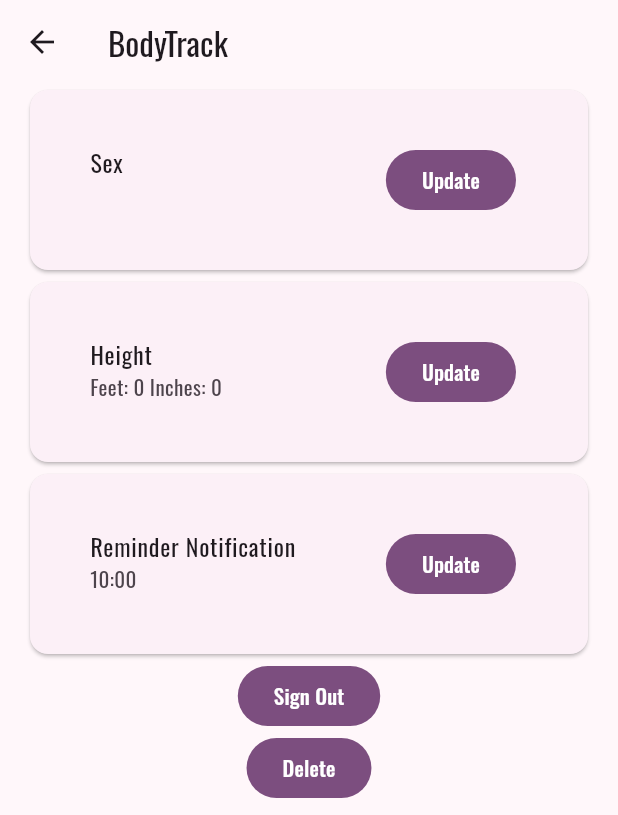
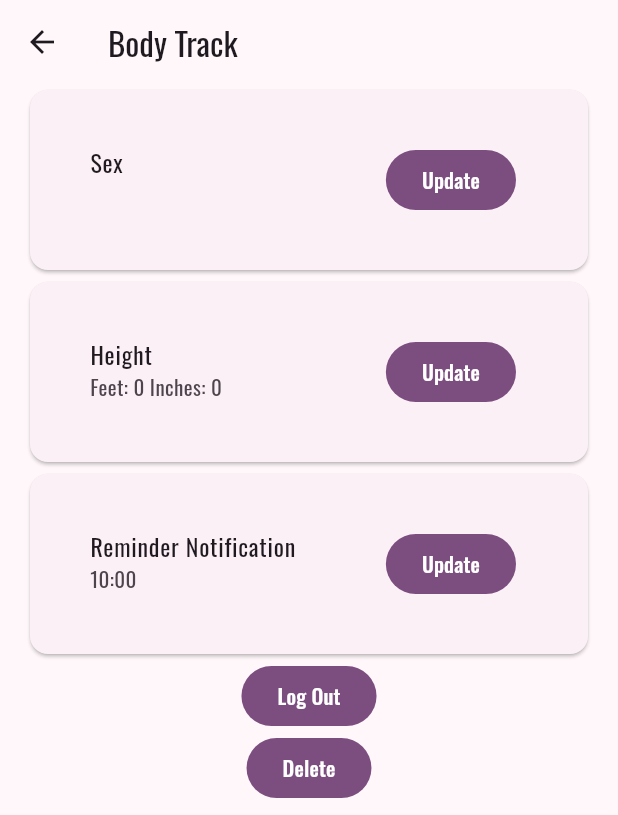
Before and after one commit to swsvindland/fitness-mobile, a Flutter app: the HomePage screen opened by its route, item 3 of the bottom bar chosen, on a phone screen of 412 x 824 dp. Shown: the top 815 px of the screen. Run offline on Flutter 3.47's test engine with Material 3 defaults, Android fonts, the phone set to English and light mode, and no system bars; our stand-ins replace cloud_firestore, community_charts_flutter, firebase_analytics, firebase_auth, firebase_core, firebase_crashlytics and 5 more; missing offline and left inert: os_detect; accounts and stored records are empty; generated files the repository leaves out were written again; network calls fail.

Commit message:
get body track localizations

```diff
--- a/apps/body_track/lib/l10n/app_en.arb
+++ b/apps/body_track/lib/l10n/app_en.arb
@@ -1,5 +1,5 @@
 {
-    "bodyTrack": "BodyTrack",
+    "bodyTrack": "Body Track",
     "male": "Male",
     "female": "Female",
     "height": "Height",
@@ -30,12 +30,15 @@
     "rightThigh": "Right Thigh",
     "leftCalf": "Left Calf",
     "rightCalf": "Right Calf",
-    "systolic": "Systolic",
-    "diastolic": "Diastolic",
     "goBack": "Go Back",
     "formInputError": "Please enter a measurement",
     "deleteAccount": "Delete Account",
     "deleteAccountConfirm": "This will delete your account and all user data forever. Are you sure?",
     "delete": "Delete",
-    "cancel": "Cancel"
+    "cancel": "Cancel",
+    "processingData": "Processing Data...",
+    "sex": "Sex",
+    "noWeightData": "Looks like you have no weigh ins. Click the plus icon to get started.",
+    "settings": "Settings",
+    "body": "Body"
 }
--- a/apps/body_track/lib/layouts/check_in.dart
+++ b/apps/body_track/lib/layouts/check_in.dart
@@ -1,6 +1,7 @@
 import 'package:body_track/widgets/body_measurements_form.dart';
 import 'package:flutter/material.dart';
 import 'package:utils/constants.dart';
+import 'package:flutter_gen/gen_l10n/app_localizations.dart';
 
 class CheckIn extends StatefulWidget {
   const CheckIn({super.key});
@@ -15,7 +16,7 @@ class _CheckInState extends State<CheckIn> {
     return Scaffold(
       appBar: AppBar(
         elevation: 0,
-        title: const Text("Check In"),
+        title: Text(AppLocalizations.of(context)!.checkIn),
         leading: IconButton(
           icon: const Icon(Icons.arrow_back),
           onPressed: () {
--- a/apps/body_track/lib/layouts/home.dart
+++ b/apps/body_track/lib/layouts/home.dart
@@ -5,6 +5,7 @@ import 'package:body_track/widgets/settings/settings.dart';
 import 'package:body_track/widgets/all.dart';
 import 'package:body_track/widgets/home.dart';
 import 'package:api/body_database_service.dart';
+import 'package:flutter_gen/gen_l10n/app_localizations.dart';
 
 class HomePage extends StatefulWidget {
   const HomePage({super.key});
@@ -39,24 +40,24 @@ class _HomeState extends State<HomePage> {
               children: [
                 FilledButton.tonal(
                   onPressed: handleWeighIn,
-                  child: const Padding(
-                    padding: EdgeInsets.all(24),
+                  child: Padding(
+                    padding: const EdgeInsets.all(24),
                     child: Row(
                       children: [
-                        Icon(Icons.monitor_weight),
-                        Text('Weigh In'),
+                        const Icon(Icons.monitor_weight),
+                        Text(AppLocalizations.of(context)!.weighIn),
                       ],
                     ),
                   ),
                 ),
                 FilledButton.tonal(
                   onPressed: handleCheckIn,
-                  child: const Padding(
-                    padding: EdgeInsets.all(24),
+                  child: Padding(
+                    padding: const EdgeInsets.all(24),
                     child: Row(
                       children: [
-                        Icon(Icons.straighten),
-                        Text('Check In'),
+                        const Icon(Icons.straighten),
+                        Text(AppLocalizations.of(context)!.checkIn),
                       ],
                     ),
                   ),
@@ -102,18 +103,18 @@ class _HomeState extends State<HomePage> {
           });
         },
         selectedIndex: currentPageIndex,
-        destinations: const <Widget>[
+        destinations: <Widget>[
           NavigationDestination(
-            icon: Icon(Icons.monitor_weight),
-            label: 'Weight',
+            icon: const Icon(Icons.monitor_weight),
+            label: AppLocalizations.of(context)!.weight,
           ),
           NavigationDestination(
-            icon: Icon(Icons.straighten),
-            label: 'Body',
+            icon: const Icon(Icons.straighten),
+            label: AppLocalizations.of(context)!.body,
           ),
           NavigationDestination(
-            icon: Icon(Icons.settings),
-            label: 'Settings',
+            icon: const Icon(Icons.settings),
+            label: AppLocalizations.of(context)!.settings,
           ),
         ],
       ),
--- a/apps/body_track/lib/layouts/weigh_in.dart
+++ b/apps/body_track/lib/layouts/weigh_in.dart
@@ -1,6 +1,7 @@
 import 'package:body_track/widgets/weigh_in_form.dart';
 import 'package:flutter/material.dart';
 import 'package:utils/constants.dart';
+import 'package:flutter_gen/gen_l10n/app_localizations.dart';
 
 class WeighIn extends StatefulWidget {
   const WeighIn({super.key});
@@ -17,7 +18,7 @@ class _WeighInState extends State<WeighIn> {
     return Scaffold(
       appBar: AppBar(
         elevation: 0,
-        title: const Text("Weigh In"),
+        title: Text(AppLocalizations.of(context)!.weighIn),
         leading: IconButton(
           icon: const Icon(Icons.arrow_back),
           onPressed: () {
--- a/apps/body_track/lib/widgets/settings/height/height.dart
+++ b/apps/body_track/lib/widgets/settings/height/height.dart
@@ -2,6 +2,7 @@ import 'package:body_track/widgets/settings/height/height_form.dart';
 import 'package:flutter/material.dart';
 import 'package:provider/provider.dart';
 import 'package:models/models.dart';
+import 'package:flutter_gen/gen_l10n/app_localizations.dart';
 
 class Height extends StatefulWidget {
   const Height({super.key});
@@ -28,13 +29,13 @@ class _HeightState extends State<Height> {
       child: Padding(
         padding: const EdgeInsets.all(24),
         child: ListTile(
-          title: const Text("Height"),
+          title: Text(AppLocalizations.of(context)!.height),
           subtitle: Text(
-              "Feet: ${(preferences.height / 12).floor()} Inches: ${(preferences.height % 12).floor()}"),
+              "${AppLocalizations.of(context)!.feet}: ${(preferences.height / 12).floor()} ${AppLocalizations.of(context)!.inches}: ${(preferences.height % 12).floor()}"),
           trailing: FilledButton(
             onPressed: handleAction,
-            child: const Text(
-              'Update',
+            child: Text(
+              AppLocalizations.of(context)!.update,
             ),
           ),
         ),
--- a/apps/body_track/lib/widgets/settings/notification/notification.dart
+++ b/apps/body_track/lib/widgets/settings/notification/notification.dart
@@ -2,6 +2,7 @@ import 'package:body_track/widgets/settings/notification/notification_form.dart'
 import 'package:flutter/material.dart';
 import 'package:provider/provider.dart';
 import 'package:models/models.dart';
+import 'package:flutter_gen/gen_l10n/app_localizations.dart';
 
 class Notifications extends StatefulWidget {
   const Notifications({super.key});
@@ -28,12 +29,12 @@ class _NotificationState extends State<Notifications> {
       child: Padding(
         padding: const EdgeInsets.all(24),
         child: ListTile(
-          title: const Text("Reminder Notification"),
+          title: Text(AppLocalizations.of(context)!.reminderNotification),
           subtitle: Text("${(preferences.start)}:00"),
           trailing: FilledButton(
             onPressed: handleAction,
-            child: const Text(
-              'Update',
+            child: Text(
+              AppLocalizations.of(context)!.update,
             ),
           ),
         ),
--- a/apps/body_track/lib/widgets/settings/notification/notification_form.dart
+++ b/apps/body_track/lib/widgets/settings/notification/notification_form.dart
@@ -3,6 +3,7 @@ import 'package:firebase_auth/firebase_auth.dart';
 import 'package:flutter/material.dart';
 import 'package:provider/provider.dart';
 import 'package:models/models.dart';
+import 'package:flutter_gen/gen_l10n/app_localizations.dart';
 
 class NotificationForm extends StatefulWidget {
   final Preferences preferences;
@@ -79,8 +80,8 @@ class _NotificationFormState extends State<NotificationForm> {
               onPressed: () {
                 update(user);
               },
-              child: const Text(
-                'Update',
+              child: Text(
+                AppLocalizations.of(context)!.update,
               ),
             )
           ],
--- a/apps/body_track/lib/widgets/settings/settings.dart
+++ b/apps/body_track/lib/widgets/settings/settings.dart
@@ -41,7 +41,7 @@ class Settings extends StatelessWidget {
             const Sex(),
             const Height(),
             const Notifications(),
-            FilledButton(onPressed: handleSignOut, child: const Text("Sign Out")),
+            FilledButton(onPressed: handleSignOut, child: Text(AppLocalizations.of(context)!.logOut)),
             DeleteAccount(
                 title: AppLocalizations.of(context)!.deleteAccount,
                 content: AppLocalizations.of(context)!.deleteAccountConfirm,
--- a/apps/body_track/lib/widgets/settings/sex/sex.dart
+++ b/apps/body_track/lib/widgets/settings/sex/sex.dart
@@ -2,6 +2,7 @@ import 'package:body_track/widgets/settings/sex/sex_form.dart';
 import 'package:flutter/material.dart';
 import 'package:provider/provider.dart';
 import 'package:models/models.dart';
+import 'package:flutter_gen/gen_l10n/app_localizations.dart';
 
 class Sex extends StatefulWidget {
   const Sex({super.key});
@@ -28,12 +29,12 @@ class _SexState extends State<Sex> {
       child: Padding(
         padding: const EdgeInsets.all(24),
         child: ListTile(
-          title: const Text("Sex"),
+          title: Text(AppLocalizations.of(context)!.sex),
           subtitle: Text(preferences.sex),
           trailing: FilledButton(
             onPressed: handleAction,
-            child: const Text(
-              'Update',
+            child: Text(
+              AppLocalizations.of(context)!.update,
             ),
           ),
         ),
--- a/apps/body_track/lib/widgets/weight_card.dart
+++ b/apps/body_track/lib/widgets/weight_card.dart
@@ -2,6 +2,7 @@ import 'package:body_track/widgets/weigh_in_form.dart';
 import 'package:flutter/material.dart';
 import 'package:intl/intl.dart';
 import 'package:models/models.dart';
+import 'package:flutter_gen/gen_l10n/app_localizations.dart';
 
 class WeightCard extends StatelessWidget {
   const WeightCard({super.key, required this.data});
@@ -39,7 +40,7 @@ class WeightCard extends StatelessWidget {
             subtitle: Column(
               mainAxisAlignment: MainAxisAlignment.center,
               crossAxisAlignment: CrossAxisAlignment.start,
-              children: [const Divider(), Text('Weight: ${data.weight}')],
+              children: [const Divider(), Text('${AppLocalizations.of(context)!.weight}: ${data.weight}')],
             ),
           ),
         ),
--- a/apps/bp_track/lib/l10n/app_en.arb
+++ b/apps/bp_track/lib/l10n/app_en.arb
@@ -1,5 +1,5 @@
 {
-    "bpTrack": "BloodPressureTrack",
+    "bpTrack": "Blood Pressure Track",
     "settings": "Settings",
     "about": "About",
     "aboutPageCredits": "Designed and Built by",
```
Also changed, not shown: apps/body_track/lib/widgets/body_measurements_form.dart (+17 -16 lines), apps/body_track/lib/widgets/checkin_card.dart (+13 -12 lines), apps/body_track/lib/widgets/settings/height/height_form.dart (+5 -6 lines), apps/body_track/lib/widgets/settings/sex/sex_form.dart (+5 -4 lines), apps/body_track/lib/widgets/weigh_in_form.dart (+6 -5 lines), apps/body_track/lib/widgets/weights.dart (+4 -3 lines).
